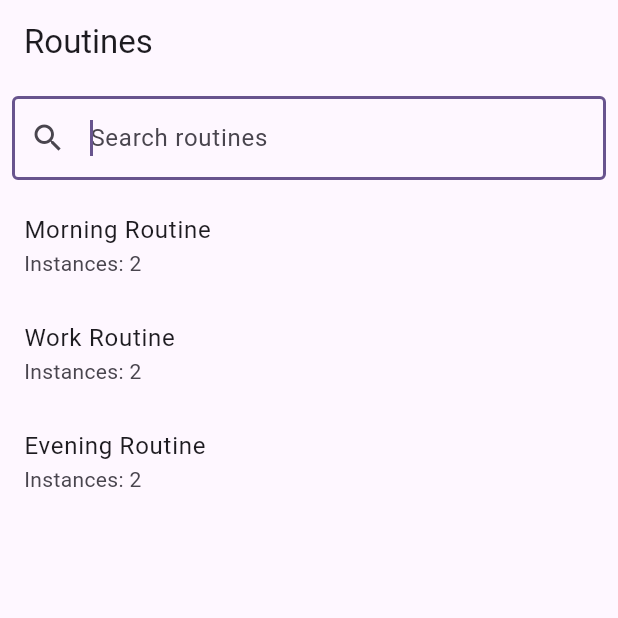
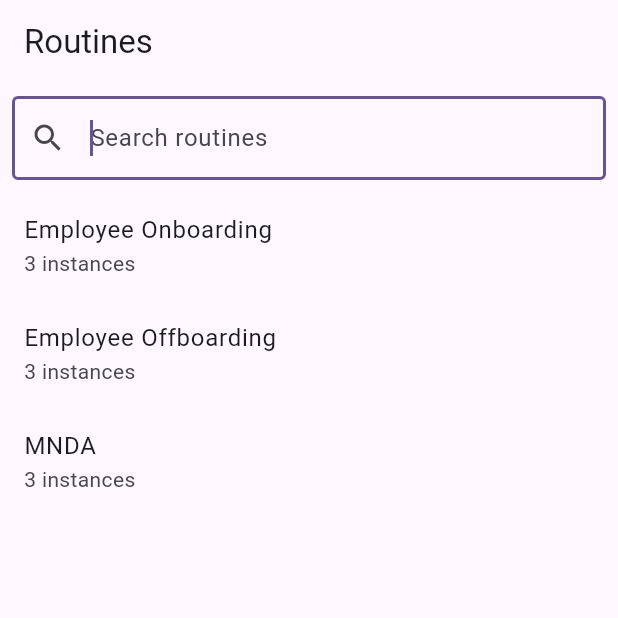
Before and after one commit to zelk/rutinia, a Flutter app: the screen it shows after launch, on a phone screen of 412 x 824 dp, the top half of it. Run offline on Flutter 3.47's test engine with Material 3 defaults, Android fonts, the phone set to English and light mode, and no system bars.

Commit message:
Texts and dummy data improval

```diff
--- a/lib/main_page.dart
+++ b/lib/main_page.dart
@@ -186,7 +186,7 @@ class MainPageState extends State<MainPage> {
                         return ListTile(
                           title: Text(routine.name),
                           subtitle:
-                              Text('Instances: ${routine.instances.length}'),
+                              Text('${routine.instances.length} instances'),
                           tileColor:
                               isFocused ? Colors.blue.withOpacity(0.1) : null,
                           onTap: () => _openRoutinePage(routine),
--- a/lib/models.dart
+++ b/lib/models.dart
@@ -1,5 +1,3 @@
-import 'package:flutter/foundation.dart';
-
 class User {
   final String userId;
   final String firstName;
@@ -89,46 +87,58 @@ class DummyDataGenerator {
     final users = generateUsers();
     final routines = [
       Routine(
-        name: 'Morning Routine',
+        name: 'Employee Onboarding',
         actions: [
-          RoutineAction(name: 'Wake up'),
-          RoutineAction(name: 'Brush teeth'),
-          RoutineAction(name: 'Eat breakfast'),
+          RoutineAction(name: 'Create user in Active Directory'),
+          RoutineAction(name: 'Create user in Azure AD'),
+          RoutineAction(name: 'Create user in Google Workspace'),
+          RoutineAction(name: 'Leave a welcome message in Slack'),
+          RoutineAction(name: 'Send welcome email to user'),
+          RoutineAction(name: 'Add user to Microsoft Teams'),
+          RoutineAction(name: 'Add user to Zoom'),
+          RoutineAction(name: 'Post about hire on LinkedIn'),
         ],
       ),
       Routine(
-        name: 'Work Routine',
+        name: 'Employee Offboarding',
         actions: [
-          RoutineAction(name: 'Check emails'),
-          RoutineAction(name: 'Team meeting'),
-          RoutineAction(name: 'Complete tasks'),
+          RoutineAction(name: 'Remove user from Active Directory'),
+          RoutineAction(name: 'Remove user from Azure AD'),
+          RoutineAction(name: 'Remove user from Google Workspace'),
+          RoutineAction(name: 'Remove user from Microsoft Teams'),
+          RoutineAction(name: 'Remove user from Zoom'),
+          RoutineAction(name: 'Remove user from LinkedIn'),
+          RoutineAction(name: 'Remove user from Slack'),
+          RoutineAction(name: 'Remove user from email'),
+          RoutineAction(name: 'Remove user from phone'),
+          RoutineAction(name: 'Take care of physical access'),
+          RoutineAction(name: 'Take possession of equipment'),
+          RoutineAction(name: 'Take possession of company car (SUB PROCESS)'),
         ],
       ),
       Routine(
-        name: 'Evening Routine',
+        name: 'MNDA',
         actions: [
-          RoutineAction(name: 'Cook dinner'),
-          RoutineAction(name: 'Watch TV'),
-          RoutineAction(name: 'Read a book'),
+          RoutineAction(name: 'Open bolago.se'),
+          RoutineAction(name: 'Login'),
+          RoutineAction(name: 'Make sure that you\'re on the right company'),
+          RoutineAction(name: 'Find the right document template'),
+          RoutineAction(name: 'Prepare the document'),
+          RoutineAction(name: 'Sign the document'),
         ],
       ),
     ];
 
     for (var routine in routines) {
-      final instances = [
-        RoutineInstance(
-          name: '${routine.name} - Instance 1',
-          routine: routine,
-          dueDate: DateTime.now().add(Duration(days: 1)),
-          actionInstances: [],
-        ),
-        RoutineInstance(
-          name: '${routine.name} - Instance 2',
-          routine: routine,
-          dueDate: DateTime.now().add(Duration(days: 2)),
-          actionInstances: [],
-        ),
-      ];
+      final instances = users
+          .map((user) => RoutineInstance(
+                name: '${user.firstName} ${user.lastName} (${routine.name})',
+                routine: routine,
+                dueDate:
+                    DateTime.now().add(Duration(days: users.indexOf(user) + 1)),
+                actionInstances: [],
+              ))
+          .toList();
 
       for (var instance in instances) {
         instance.actionInstances.addAll(
```
